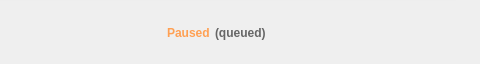
Qt form src/MEGASync/transfers/gui/win/TransferManagerDelegateWidget.ui (meganz/MEGAsync) before a commit; both pictures show x 272 to 752 and y 0 to 64 of the 752 by 64 pixel window.
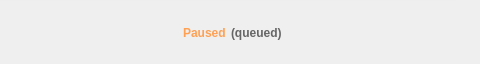
The same form after that commit. Icons and pictures are not drawn.

What changed in the file:
```diff
--- a/src/MEGASync/transfers/gui/win/TransferManagerDelegateWidget.ui
+++ b/src/MEGASync/transfers/gui/win/TransferManagerDelegateWidget.ui
@@ -204,13 +204,13 @@
 
 #tPauseResumeTransfer, #tCancelClearTransfer
 {
-    width: 24px;
-    min-width: 24px;
-    max-width: 24px;
-    height: 24px;
-    min-height: 24px;
-    max-height: 24px;
-    qProperty-iconSize: 24px;
+    width: 16px;
+    min-width: 16px;
+    max-width: 16px;
+    height: 16px;
+    min-height: 16px;
+    max-height: 16px;
+    qProperty-iconSize: 16px;
     padding-left: 0px;
     margin-right: 0px;
     border: none;}</string>
@@ -864,13 +864,13 @@
          </property>
          <property name="minimumSize">
           <size>
-           <width>24</width>
+           <width>16</width>
            <height>63</height>
           </size>
          </property>
          <property name="maximumSize">
           <size>
-           <width>24</width>
+           <width>16</width>
            <height>63</height>
           </size>
          </property>
@@ -894,20 +894,26 @@
            <widget class="QToolButton" name="tPauseResumeTransfer">
             <property name="minimumSize">
              <size>
-              <width>24</width>
-              <height>24</height>
+              <width>16</width>
+              <height>16</height>
              </size>
             </property>
             <property name="maximumSize">
              <size>
-              <width>24</width>
-              <height>24</height>
+              <width>16</width>
+              <height>16</height>
              </size>
             </property>
             <property name="icon">
              <iconset resource="../../../gui/Resources_win.qrc">
               <normaloff>:/images/transfer_manager/transfers_actions/lists_pause_ico_default.png</normaloff>:/images/transfer_manager/transfers_actions/lists_pause_ico_default.png</iconset>
             </property>
+            <property name="iconSize">
+             <size>
+              <width>16</width>
+              <height>16</height>
+             </size>
+            </property>
            </widget>
           </item>
          </layout>
@@ -923,13 +929,13 @@
          </property>
          <property name="minimumSize">
           <size>
-           <width>24</width>
+           <width>16</width>
            <height>63</height>
           </size>
          </property>
          <property name="maximumSize">
           <size>
-           <width>24</width>
+           <width>16</width>
            <height>63</height>
           </size>
          </property>
@@ -953,20 +959,26 @@
            <widget class="QToolButton" name="tCancelClearTransfer">
             <property name="minimumSize">
              <size>
-              <width>24</width>
-              <height>24</height>
+              <width>16</width>
+              <height>16</height>
              </size>
             </property>
             <property name="maximumSize">
              <size>
-              <width>24</width>
-              <height>24</height>
+              <width>16</width>
+              <height>16</height>
              </size>
             </property>
             <property name="icon">
              <iconset resource="../../../gui/Resources_win.qrc">
               <normaloff>:/images/transfer_manager/transfers_actions/lists_cancel_ico_default.png</normaloff>:/images/transfer_manager/transfers_actions/lists_cancel_ico_default.png</iconset>
             </property>
+            <property name="iconSize">
+             <size>
+              <width>16</width>
+              <height>16</height>
+             </size>
+            </property>
             <property name="icon_prefix" stdset="0">
              <url>
               <string>qrc:/images/transfer_manager/transfers_actions/lists_cancel_ico_default.png</string>
```
